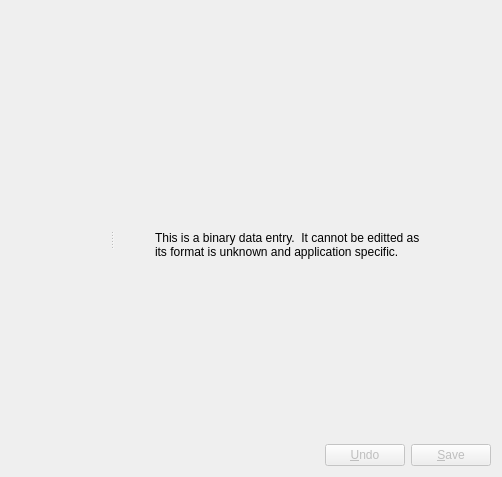
Before: the Qt Designer form walletwidget.ui in KDE/kwalletmanager, drawn with Qt 5.
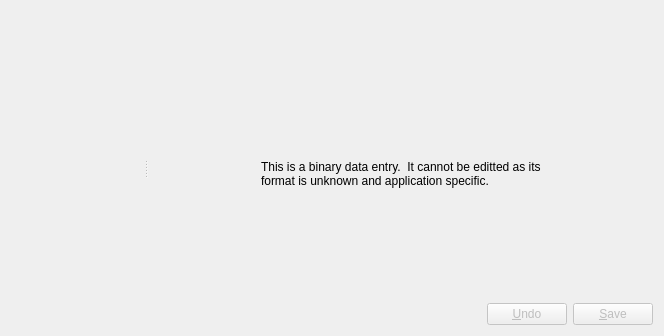
After: the same form once the commit is applied. The open tabs and pages were chosen to show the change. Icons and pictures are not drawn. Custom widgets are drawn as their Qt base class.

Commit message: Small UI fixes: Allow left and right side of the splitter to become smaller. Save window size/position and splitter position.

What changed in the file:
```diff
--- a/walletwidget.ui
+++ b/walletwidget.ui
@@ -1,369 +1,313 @@
 <ui version="4.0" >
  <class>WalletWidget</class>
- <widget class="QWidget" name="WalletWidget" >
-  <property name="geometry" >
+ <widget class="QWidget" name="WalletWidget">
+  <property name="geometry">
    <rect>
     <x>0</x>
     <y>0</y>
-    <width>502</width>
-    <height>477</height>
+    <width>664</width>
+    <height>336</height>
    </rect>
   </property>
-  <layout class="QGridLayout" >
-   <item row="0" column="0" >
-    <widget class="QSplitter" name="_splitter" >
-     <property name="orientation" >
+  <layout class="QGridLayout">
+   <item row="0" column="0">
+    <widget class="QSplitter" name="_splitter">
+     <property name="orientation">
       <enum>Qt::Horizontal</enum>
      </property>
-     <property name="opaqueResize" >
+     <property name="opaqueResize">
       <bool>true</bool>
      </property>
-     <property name="childrenCollapsible" >
+     <property name="childrenCollapsible">
       <bool>false</bool>
      </property>
-     <widget class="QFrame" name="_entryListFrame" >
-      <property name="sizePolicy" >
-       <sizepolicy vsizetype="Preferred" hsizetype="Preferred" >
+     <widget class="QFrame" name="_entryListFrame">
+      <property name="sizePolicy">
+       <sizepolicy hsizetype="Preferred" vsizetype="Preferred">
         <horstretch>0</horstretch>
         <verstretch>0</verstretch>
        </sizepolicy>
       </property>
-      <property name="frameShape" >
+      <property name="frameShape">
        <enum>QFrame::NoFrame</enum>
       </property>
-      <property name="frameShadow" >
+      <property name="frameShadow">
        <enum>QFrame::Plain</enum>
       </property>
      </widget>
-     <widget class="QWidget" name="layout3" >
-      <layout class="QGridLayout" >
-       <property name="margin" >
+     <widget class="QWidget" name="layout3">
+      <layout class="QVBoxLayout" name="verticalLayout_4">
+       <property name="margin">
         <number>0</number>
        </property>
-       <item row="1" column="0" colspan="4" >
-        <widget class="KSqueezedTextLabel" name="_entryName" >
-         <property name="sizePolicy" >
-          <sizepolicy vsizetype="Minimum" hsizetype="Preferred" >
-           <horstretch>0</horstretch>
-           <verstretch>0</verstretch>
-          </sizepolicy>
-         </property>
-         <property name="textFormat" >
-          <enum>Qt::PlainText</enum>
-         </property>
-        </widget>
-       </item>
-       <item row="3" column="0" >
-        <spacer>
-         <property name="orientation" >
-          <enum>Qt::Vertical</enum>
-         </property>
-         <property name="sizeType" >
-          <enum>QSizePolicy::Expanding</enum>
-         </property>
-         <property name="sizeHint" stdset="0" >
-          <size>
-           <width>150</width>
-           <height>21</height>
-          </size>
-         </property>
-        </spacer>
-       </item>
-       <item row="3" column="2" >
-        <widget class="QPushButton" name="_undoChanges" >
-         <property name="enabled" >
-          <bool>false</bool>
-         </property>
-         <property name="text" >
-          <string>&amp;Undo</string>
-         </property>
-         <property name="icon" >
-          <iconset>
-           <normaloff>edit-undo</normaloff>edit-undo</iconset>
-         </property>
-        </widget>
-       </item>
-       <item row="0" column="0" colspan="4" >
-        <layout class="QHBoxLayout" >
-         <property name="margin" >
+       <item>
+        <layout class="QHBoxLayout">
+         <property name="margin">
           <number>0</number>
          </property>
          <item>
-          <widget class="QLabel" name="_iconTitle" >
-           <property name="sizePolicy" >
-            <sizepolicy vsizetype="Minimum" hsizetype="Minimum" >
+          <widget class="QLabel" name="_iconTitle">
+           <property name="sizePolicy">
+            <sizepolicy hsizetype="Minimum" vsizetype="Minimum">
              <horstretch>0</horstretch>
              <verstretch>0</verstretch>
             </sizepolicy>
            </property>
-           <property name="text" >
+           <property name="text">
             <string/>
            </property>
-           <property name="wordWrap" >
+           <property name="wordWrap">
             <bool>false</bool>
            </property>
           </widget>
          </item>
          <item>
-          <widget class="QLabel" name="_entryTitle" >
-           <property name="sizePolicy" >
-            <sizepolicy vsizetype="Minimum" hsizetype="Expanding" >
+          <widget class="QLabel" name="_entryTitle">
+           <property name="sizePolicy">
+            <sizepolicy hsizetype="Expanding" vsizetype="Minimum">
              <horstretch>0</horstretch>
              <verstretch>0</verstretch>
             </sizepolicy>
            </property>
-           <property name="font" >
+           <property name="font">
             <font>
              <weight>75</weight>
              <bold>true</bold>
             </font>
            </property>
-           <property name="text" >
+           <property name="text">
             <string/>
            </property>
-           <property name="textFormat" >
+           <property name="textFormat">
             <enum>Qt::RichText</enum>
            </property>
-           <property name="alignment" >
+           <property name="alignment">
             <set>Qt::AlignVCenter</set>
            </property>
-           <property name="wordWrap" >
+           <property name="wordWrap">
             <bool>false</bool>
            </property>
           </widget>
          </item>
         </layout>
        </item>
-       <item row="3" column="3" >
-        <widget class="QPushButton" name="_saveChanges" >
-         <property name="enabled" >
-          <bool>false</bool>
+       <item>
+        <widget class="KSqueezedTextLabel" name="_entryName">
+         <property name="sizePolicy">
+          <sizepolicy hsizetype="Preferred" vsizetype="Minimum">
+           <horstretch>0</horstretch>
+           <verstretch>0</verstretch>
+          </sizepolicy>
          </property>
-         <property name="text" >
-          <string>&amp;Save</string>
-         </property>
-         <property name="icon" >
-          <iconset>
-           <normaloff>document-save</normaloff>document-save</iconset>
+         <property name="textFormat">
+          <enum>Qt::PlainText</enum>
          </property>
         </widget>
        </item>
-       <item row="2" column="0" colspan="4" >
-        <widget class="QStackedWidget" name="_entryStack" >
-         <property name="sizePolicy" >
-          <sizepolicy vsizetype="Preferred" hsizetype="Preferred" >
+       <item>
+        <widget class="QStackedWidget" name="_entryStack">
+         <property name="sizePolicy">
+          <sizepolicy hsizetype="Preferred" vsizetype="Preferred">
            <horstretch>0</horstretch>
            <verstretch>1</verstretch>
           </sizepolicy>
          </property>
-         <property name="currentIndex" >
+         <property name="currentIndex">
           <number>0</number>
          </property>
-         <widget class="QWidget" name="page" >
-          <property name="geometry" >
-           <rect>
-            <x>0</x>
-            <y>0</y>
-            <width>406</width>
-            <height>391</height>
-           </rect>
-          </property>
-         </widget>
-         <widget class="QWidget" name="page" >
-          <property name="geometry" >
-           <rect>
-            <x>0</x>
-            <y>0</y>
-            <width>384</width>
-            <height>391</height>
-           </rect>
-          </property>
-          <layout class="QGridLayout" >
-           <property name="margin" >
-            <number>0</number>
-           </property>
-           <item row="1" column="0" colspan="2" >
-            <widget class="QTextEdit" name="_passwordValue" />
+         <widget class="QWidget" name="page"/>
+         <widget class="QWidget" name="page">
+          <layout class="QVBoxLayout" name="verticalLayout_3">
+           <item>
+            <layout class="QHBoxLayout" name="horizontalLayout_3">
+             <item>
+              <widget class="QPushButton" name="_hideContents">
+               <property name="text">
+                <string>Hide &amp;Contents</string>
+               </property>
+              </widget>
+             </item>
+             <item>
+              <spacer name="horizontalSpacer_5">
+               <property name="orientation">
+                <enum>Qt::Horizontal</enum>
+               </property>
+               <property name="sizeHint" stdset="0">
+                <size>
+                 <width>40</width>
+                 <height>20</height>
+                </size>
+               </property>
+              </spacer>
+             </item>
+            </layout>
            </item>
-           <item row="0" column="0" >
-            <widget class="QPushButton" name="_hideContents" >
-             <property name="text" >
-              <string>Hide &amp;Contents</string>
-             </property>
-            </widget>
+           <item>
+            <widget class="QTextEdit" name="_passwordValue"/>
            </item>
           </layout>
          </widget>
-         <widget class="QWidget" name="page" >
-          <property name="geometry" >
-           <rect>
-            <x>0</x>
-            <y>0</y>
-            <width>406</width>
-            <height>391</height>
-           </rect>
-          </property>
-         </widget>
-         <widget class="QWidget" name="page" >
-          <property name="geometry" >
-           <rect>
-            <x>0</x>
-            <y>0</y>
-            <width>100</width>
-            <height>30</height>
-           </rect>
-          </property>
-          <layout class="QGridLayout" >
-           <property name="margin" >
-            <number>0</number>
-           </property>
-           <item row="1" column="1" >
-            <widget class="QLabel" name="textLabel1_2" >
-             <property name="text" >
-              <string>This is a binary data entry.  It cannot be editted as its format is unknown and application specific.</string>
-             </property>
-             <property name="alignment" >
-              <set>Qt::AlignVCenter</set>
-             </property>
-             <property name="wordWrap" >
-              <bool>true</bool>
-             </property>
-            </widget>
-           </item>
-           <item row="0" column="1" >
-            <spacer>
-             <property name="orientation" >
+         <widget class="QWidget" name="page"/>
+         <widget class="QWidget" name="page">
+          <layout class="QVBoxLayout" name="verticalLayout">
+           <item>
+            <spacer name="verticalSpacer">
+             <property name="orientation">
               <enum>Qt::Vertical</enum>
              </property>
-             <property name="sizeType" >
-              <enum>QSizePolicy::Expanding</enum>
-             </property>
-             <property name="sizeHint" stdset="0" >
+             <property name="sizeHint" stdset="0">
               <size>
-               <width>31</width>
-               <height>41</height>
+               <width>20</width>
+               <height>40</height>
               </size>
              </property>
             </spacer>
            </item>
-           <item row="2" column="1" >
-            <spacer>
-             <property name="orientation" >
-              <enum>Qt::Vertical</enum>
-             </property>
-             <property name="sizeType" >
-              <enum>QSizePolicy::Expanding</enum>
-             </property>
-             <property name="sizeHint" stdset="0" >
-              <size>
-               <width>31</width>
-               <height>41</height>
-              </size>
-             </property>
-            </spacer>
+           <item>
+            <layout class="QHBoxLayout" name="horizontalLayout">
+             <item>
+              <spacer name="horizontalSpacer_2">
+               <property name="orientation">
+                <enum>Qt::Horizontal</enum>
+               </property>
+               <property name="sizeHint" stdset="0">
+                <size>
+                 <width>40</width>
+                 <height>20</height>
+                </size>
+               </property>
+              </spacer>
+             </item>
+             <item>
+              <widget class="QLabel" name="textLabel1_2">
+               <property name="text">
+                <string>This is a binary data entry.  It cannot be editted as its format is unknown and application specific.</string>
+               </property>
+               <property name="alignment">
+                <set>Qt::AlignVCenter</set>
+               </property>
+               <property name="wordWrap">
+                <bool>true</bool>
+               </property>
+              </widget>
+             </item>
+             <item>
+              <spacer name="horizontalSpacer_3">
+               <property name="orientation">
+                <enum>Qt::Horizontal</enum>
+               </property>
+               <property name="sizeHint" stdset="0">
+                <size>
+                 <width>40</width>
+                 <height>20</height>
+                </size>
+               </property>
+              </spacer>
+             </item>
+            </layout>
            </item>
-           <item row="1" column="2" >
-            <spacer>
-             <property name="orientation" >
+           <item>
+            <spacer name="verticalSpacer_2">
+             <property name="orientation">
               <enum>Qt::Vertical</enum>
              </property>
-             <property name="sizeType" >
-              <enum>QSizePolicy::Expanding</enum>
-             </property>
-             <property name="sizeHint" stdset="0" >
+             <property name="sizeHint" stdset="0">
               <size>
-               <width>61</width>
-               <height>41</height>
+               <width>20</width>
+               <height>40</height>
               </size>
              </property>
             </spacer>
            </item>
-           <item row="1" column="0" >
-            <spacer>
-             <property name="orientation" >
-              <enum>Qt::Vertical</enum>
-             </property>
-             <property name="sizeType" >
-              <enum>QSizePolicy::Expanding</enum>
-             </property>
-             <property name="sizeHint" stdset="0" >
-              <size>
-               <width>41</width>
-               <height>21</height>
-              </size>
-             </property>
-            </spacer>
-           </item>
           </layout>
          </widget>
-         <widget class="QWidget" name="page" >
-          <property name="geometry" >
-           <rect>
-            <x>0</x>
-            <y>0</y>
-            <width>100</width>
-            <height>30</height>
-           </rect>
-          </property>
-          <layout class="QGridLayout" >
-           <property name="margin" >
-            <number>0</number>
-           </property>
-           <item row="0" column="1" >
-            <spacer>
-             <property name="orientation" >
-              <enum>Qt::Vertical</enum>
-             </property>
-             <property name="sizeType" >
-              <enum>QSizePolicy::Expanding</enum>
-             </property>
-             <property name="sizeHint" stdset="0" >
-              <size>
-               <width>236</width>
-               <height>21</height>
-              </size>
-             </property>
-            </spacer>
+         <widget class="QWidget" name="page_2">
+          <layout class="QVBoxLayout" name="verticalLayout_2">
+           <item>
+            <layout class="QHBoxLayout" name="horizontalLayout_2">
+             <item>
+              <widget class="QPushButton" name="_showContents">
+               <property name="text">
+                <string>Show &amp;Contents</string>
+               </property>
+              </widget>
+             </item>
+             <item>
+              <spacer name="horizontalSpacer_4">
+               <property name="orientation">
+                <enum>Qt::Horizontal</enum>
+               </property>
+               <property name="sizeHint" stdset="0">
+                <size>
+                 <width>40</width>
+                 <height>20</height>
+                </size>
+               </property>
+              </spacer>
+             </item>
+            </layout>
            </item>
-           <item row="1" column="0" >
-            <spacer>
-             <property name="orientation" >
+           <item>
+            <spacer name="verticalSpacer_3">
+             <property name="orientation">
               <enum>Qt::Vertical</enum>
              </property>
-             <property name="sizeType" >
-              <enum>QSizePolicy::Expanding</enum>
-             </property>
-             <property name="sizeHint" stdset="0" >
+             <property name="sizeHint" stdset="0">
               <size>
-               <width>31</width>
-               <height>358</height>
+               <width>20</width>
+               <height>40</height>
               </size>
              </property>
             </spacer>
            </item>
-           <item row="0" column="0" >
-            <widget class="QPushButton" name="_showContents" >
-             <property name="text" >
-              <string>Show &amp;Contents</string>
-             </property>
-            </widget>
-           </item>
           </layout>
          </widget>
         </widget>
        </item>
-       <item row="3" column="1" >
-        <spacer name="horizontalSpacer" >
-         <property name="orientation" >
-          <enum>Qt::Horizontal</enum>
-         </property>
-         <property name="sizeHint" stdset="0" >
-          <size>
-           <width>40</width>
-           <height>20</height>
-          </size>
-         </property>
-        </spacer>
+       <item>
+        <layout class="QHBoxLayout" name="horizontalLayout_4">
+         <item>
+          <spacer name="horizontalSpacer">
+           <property name="orientation">
+            <enum>Qt::Horizontal</enum>
+           </property>
+           <property name="sizeHint" stdset="0">
+            <size>
+             <width>40</width>
+             <height>20</height>
+            </size>
+           </property>
+          </spacer>
+         </item>
+         <item>
+          <widget class="QPushButton" name="_undoChanges">
+           <property name="enabled">
+            <bool>false</bool>
+           </property>
+           <property name="text">
+            <string>&amp;Undo</string>
+           </property>
+           <property name="icon">
+            <iconset>
+             <normaloff>edit-undo</normaloff>edit-undo</iconset>
+           </property>
+          </widget>
+         </item>
+         <item>
+          <widget class="QPushButton" name="_saveChanges">
+           <property name="enabled">
+            <bool>false</bool>
+           </property>
+           <property name="text">
+            <string>&amp;Save</string>
+           </property>
+           <property name="icon">
+            <iconset>
+             <normaloff>document-save</normaloff>document-save</iconset>
+           </property>
+          </widget>
+         </item>
+        </layout>
        </item>
       </layout>
      </widget>
```
Left out of the diff: 7 changed lines with no effect on the pictures. The commit also changes 3 other files.
